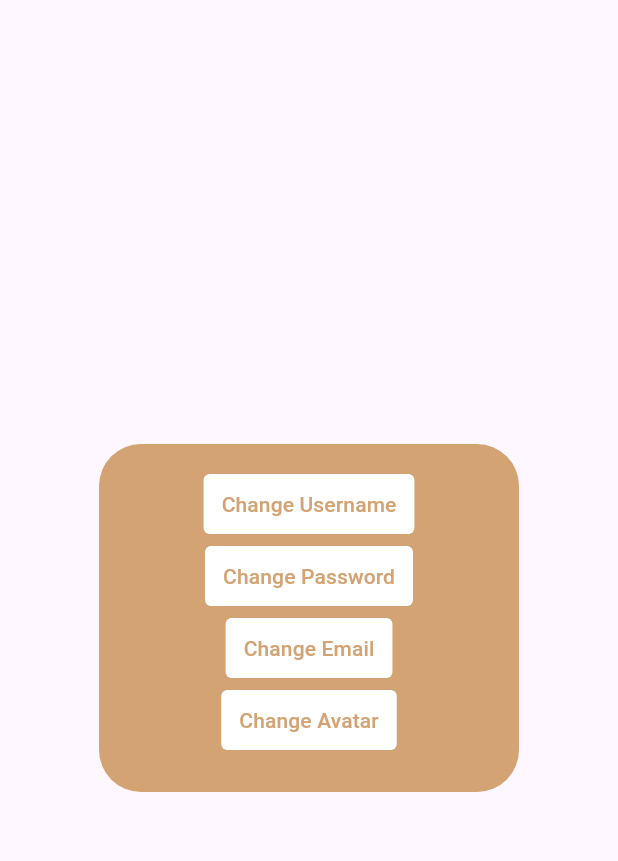
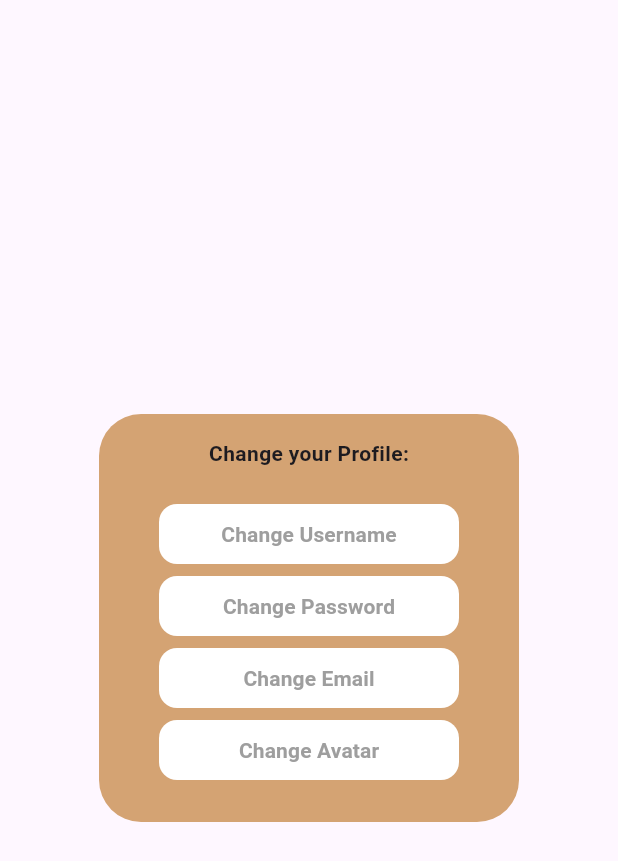
Before and after one commit to FEUP-LEIC-ES-2023-24/2LEIC06T5, a Flutter app: the EditProfileDialog widget shown alone on an empty page, opened directly, on a phone screen of 412 x 824 dp. Shown: the top 861 px of the screen. Run offline on Flutter 3.47's test engine with Material 3 defaults, Android fonts, the phone set to English and light mode, and no system bars; our stand-ins replace cloud_firestore, firebase_auth, firebase_core, firebase_storage, flutter_card_swiper, geocoding and 3 more; missing offline and left inert: firebase_ui_auth, flutter_better_camera; accounts and stored records are empty.

Commit message:
Redesign some UI

```diff
--- a/lib/view/profile/widgets/edit_dialog.dart
+++ b/lib/view/profile/widgets/edit_dialog.dart
@@ -13,6 +13,11 @@ class EditProfileDialog extends StatelessWidget {
       backgroundColor: const Color(0xFFD4A373),
       content: IntrinsicHeight(
         child: Column(children: [
+          const Text(
+            "Change your Profile:",
+            style: TextStyle(fontWeight: FontWeight.bold),
+          ),
+          Padding(padding: EdgeInsets.all(10)),
           buildButton(context, "Change Username", const ChangeUsernameDialog()),
           buildButton(context, "Change Password", const ChangePasswordDialog()),
           buildButton(context, "Change Email", const ChangeEmailDialog()),
@@ -27,7 +32,8 @@ class EditProfileDialog extends StatelessWidget {
         style: TextButton.styleFrom(
             backgroundColor: Colors.white,
             shape: const RoundedRectangleBorder(
-                borderRadius: BorderRadius.all(Radius.circular(4)))),
+                borderRadius: BorderRadius.all(Radius.circular(12))),
+            minimumSize: const Size(200, 40)),
         onPressed: () => {
               Navigator.of(context).pop(),
               showAdaptiveDialog(
@@ -37,9 +43,8 @@ class EditProfileDialog extends StatelessWidget {
             },
         child: Text(
           text,
-          style: const TextStyle(
-            color: Color(0xFFD4A373),
-          ),
+          style:
+              const TextStyle(color: Colors.grey, fontWeight: FontWeight.bold),
         ));
   }
 }
--- a/lib/view/profile/widgets/email_dialog.dart
+++ b/lib/view/profile/widgets/email_dialog.dart
@@ -22,6 +22,7 @@ class ChangeEmailDialogState extends State {
               key: _formKey,
               child: Column(
                 children: [
+                  const Text("New email"),
                   Padding(
                     padding: const EdgeInsets.all(8),
                     child: TextFormField(
--- a/lib/view/profile/widgets/password_dialog.dart
+++ b/lib/view/profile/widgets/password_dialog.dart
@@ -22,6 +22,7 @@ class ChangePasswordDialogState extends State {
               key: _formKey,
               child: Column(
                 children: [
+                  const Text("New password"),
                   Padding(
                     padding: const EdgeInsets.all(8),
                     child: TextFormField(
--- a/lib/view/profile/widgets/username_dialog.dart
+++ b/lib/view/profile/widgets/username_dialog.dart
@@ -24,6 +24,7 @@ class ChangeUsernameDialogState extends State {
               key: _formKey,
               child: Column(
                 children: [
+                  const Text("New Username:"),
                   Padding(
                     padding: const EdgeInsets.all(8),
                     child: TextFormField(
```
Also changed, not shown: lib/view/profile/profile.dart (+20 -27 lines), 3 other files.
